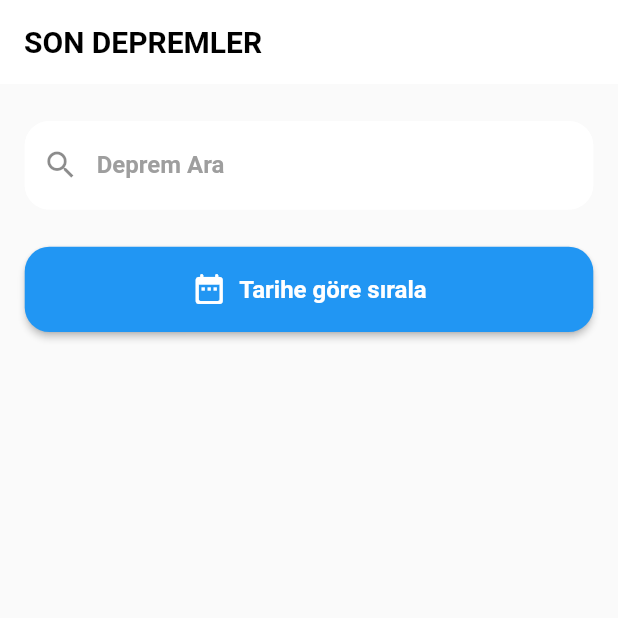
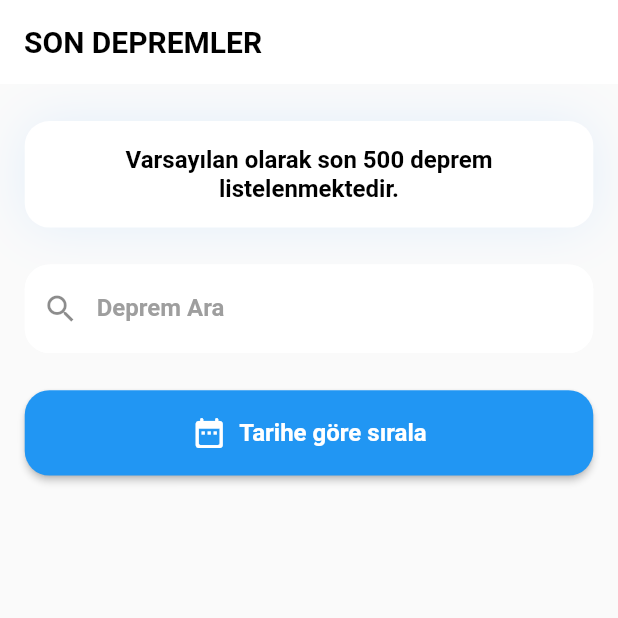
Before and after one commit to akaanuzman/kandilli_rasathanesi_app, a Flutter app: the screen it shows after launch, on a phone screen of 412 x 824 dp, the top half of it. Run offline on Flutter 3.47's test engine with Material 2 defaults, Android fonts, the light colour scheme and no system bars; our stand-ins replace animate_do, dio, google_maps_flutter, shimmer_animation; generated files the repository leaves out were written again; network calls fail.

Commit message:
last changes

```diff
--- a/assets/langs/app_tr.arb
+++ b/assets/langs/app_tr.arb
@@ -1,5 +1,6 @@
 {
     "lastEarthquakes": "SON DEPREMLER",
+    "earthquakesInfo": "Varsayılan olarak son 500 deprem listelenmektedir.",
     "searchEarthQuake": "Deprem Ara",
     "sortByDate": "Tarihe göre sırala"
 }
--- a/lib/main.dart
+++ b/lib/main.dart
@@ -1,9 +1,7 @@
 import 'package:flutter/material.dart';
 import 'core/base/base_singleton.dart';
-import 'products/views/home_view.dart';
 import 'products/views/splash_view.dart';
 import 'package:provider/provider.dart';
-
 import 'core/constants/app_constants.dart';
 
 // TODO: Learn dart export
--- a/lib/products/views/home_view.dart
+++ b/lib/products/views/home_view.dart
@@ -38,27 +38,30 @@ class HomeView extends StatelessWidget with BaseSingleton {
             return ListView(
               children: [
                 context.emptySizedHeightBox3x,
+                _earthquakeInfo(context),
+                context.emptySizedHeightBox3x,
                 _searchEarthquakeField(context, pv),
                 context.emptySizedHeightBox3x,
-                Padding(
-                  padding: context.paddingHorizontal2x,
-                  child: SpecialButton(
-                    padding: context.padding2x,
-                    borderRadius: context.borderRadius4x,
-                    buttonLabel: AppLocalizations.of(context)!.sortByDate,
-                    isHasIcon: true,
-                    icon: Icons.date_range_rounded,
-                    onTap: () {
-                      pv.sortByDate;
-                    },
-                  ),
-                ),
+                _sortByDateButton(context, pv),
                 context.emptySizedHeightBox3x,
                 _earthquakeList(context, pv),
               ],
             );
           },
         ),
+      ),
+    );
+  }
+
+  Container _earthquakeInfo(BuildContext context) {
+    return Container(
+      decoration: SpecialContainerDecoration(context: context),
+      padding: context.padding2x,
+      margin: context.paddingHorizontal2x,
+      child: Text(
+        AppLocalizations.of(context)!.earthquakesInfo,
+        style: context.textTheme.subtitle1!.copyWith(fontWeight: context.fw700),
+        textAlign: context.taCenter,
       ),
     );
   }
@@ -79,6 +82,21 @@ class HomeView extends StatelessWidget with BaseSingleton {
         prefixIcon: icons.search,
         onChanged: pv.searchEarthquake,
         controller: _earthquakeController,
+      ),
+    );
+  }
+
+  Padding _sortByDateButton(BuildContext context, EarthquakesViewModel pv) {
+    bool isHasIcon = true;
+    return Padding(
+      padding: context.paddingHorizontal2x,
+      child: SpecialButton(
+        padding: context.padding2x,
+        borderRadius: context.borderRadius4x,
+        buttonLabel: AppLocalizations.of(context)!.sortByDate,
+        isHasIcon: isHasIcon,
+        icon: Icons.date_range_rounded,
+        onTap: () => pv.sortByDate,
       ),
     );
   }
--- a/lib/products/views/map_view.dart
+++ b/lib/products/views/map_view.dart
@@ -55,9 +55,8 @@ class EarthquakeMapViewState extends State<EarthquakeMapView> {
       body: GoogleMap(
         mapType: MapType.hybrid,
         initialCameraPosition: _cameraPosition,
-        onMapCreated: (GoogleMapController controller) {
-          _controller.complete(controller);
-        },
+        onMapCreated: (GoogleMapController controller) =>
+            _controller.complete(controller),
       ),
     );
   }
--- a/lib/products/views/splash_view.dart
+++ b/lib/products/views/splash_view.dart
@@ -18,6 +18,16 @@ class SplashView extends StatelessWidget with BaseSingleton {
         builder: ((context, snapshot) {
           switch (snapshot.connectionState) {
             case ConnectionState.waiting:
+              return _splashBody(context);
+            default:
+              return HomeView();
+          }
+        }),
+      ),
+    );
+  }
+
+  Center _splashBody(BuildContext context) {
     return Center(
       child: ListView(
         physics: context.neverScroll,
@@ -32,11 +42,5 @@ class SplashView extends StatelessWidget with BaseSingleton {
         ],
       ),
     );
-            default:
-              return HomeView();
-          }
-        }),
-      ),
-    );
   }
 }
```
Also changed, not shown: lib/uikit/alert/special_alert.dart (deleted, +0 -154 lines). Lines whose indentation alone changed are shown as unchanged.
